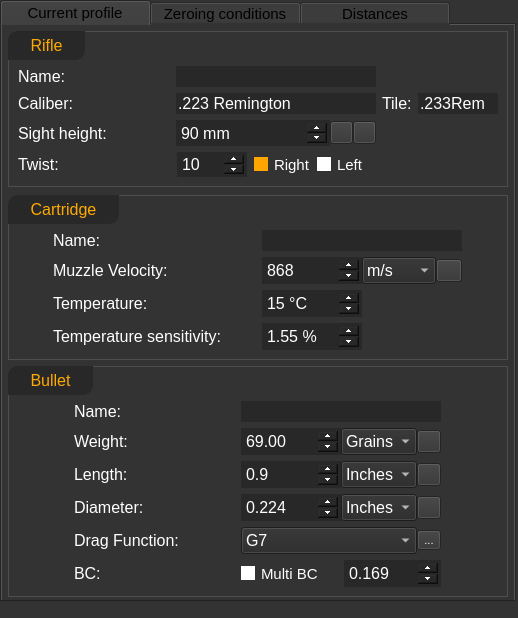
Qt form ui_templates/profile_current.ui (o-murphy/archer_ballistics_constructor) before a commit.
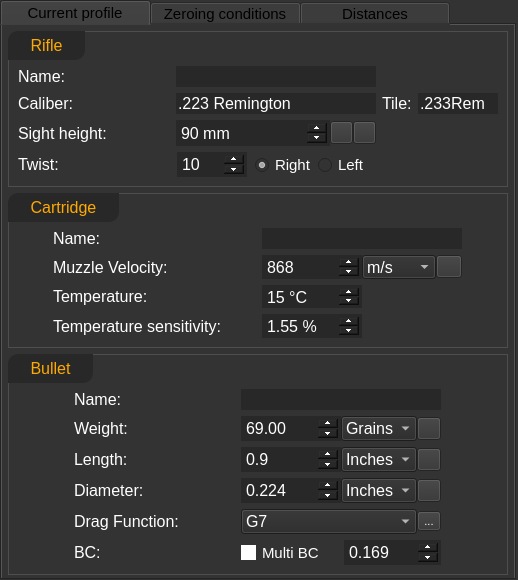
The same form after that commit. Icons and pictures are not drawn.

Commit message: lpc check update

Patch:
```diff
--- a/ui_templates/profile_current.ui
+++ b/ui_templates/profile_current.ui
@@ -7,7 +7,7 @@
     <x>0</x>
     <y>0</y>
     <width>518</width>
-    <height>618</height>
+    <height>580</height>
    </rect>
   </property>
   <property name="sizePolicy">
@@ -65,11 +65,26 @@
 	background-color: rgb(51, 51, 51);
 }
 
-            QRadioButton::indicator::checked {background: orange;}
-            QRadioButton::indicator::unchecked {background: white;}
-            QRadioButton {font-size: 15px;}
+QCheckBox, QRadioButton {
+	padding-left: 0px;
+	padding-right: 0px;
+	font-size: 15px;
+	color: white;
+}
+QCheckBox::indicator, QRadioButton::indicator {
+     width: 15px;
+     height: 15px;
+}
+QCheckBox::indicator:checked, QRadioButton::indicator::checked {
+	background-color: rgb(255, 170, 0);
+    image: url(:/icons19/res/drawable-xhdpi-v4/addbtn_menu21a.png);
+image-size: 20px, 20px;
+}
 
-
+QCheckBox::indicator:unchecked, QRadioButton::indicator::unchecked {
+	background-color: rgb(255, 255, 255);
+	image: null;
+}
 </string>
   </property>
   <layout class="QGridLayout" name="gridLayout">
@@ -256,9 +271,7 @@
                 </size>
                </property>
                <property name="styleSheet">
-                <string notr="true">            QRadioButton::indicator::checked {background: orange}
-            QRadioButton::indicator::unchecked {background: white}
-            QRadioButton {font-size: 15px; color: white}</string>
+                <string notr="true"/>
                </property>
                <property name="text">
                 <string>Right</string>
@@ -289,9 +302,7 @@
                 </size>
                </property>
                <property name="styleSheet">
-                <string notr="true">            QRadioButton::indicator::checked {background: orange}
-            QRadioButton::indicator::unchecked {background: white}
-            QRadioButton {font-size: 15px; color: white}</string>
+                <string notr="true"/>
                </property>
                <property name="text">
                 <string>Left</string>
```
Left out of the diff: 4 changed lines with no effect on the pictures. The commit also changes 12 other files.
